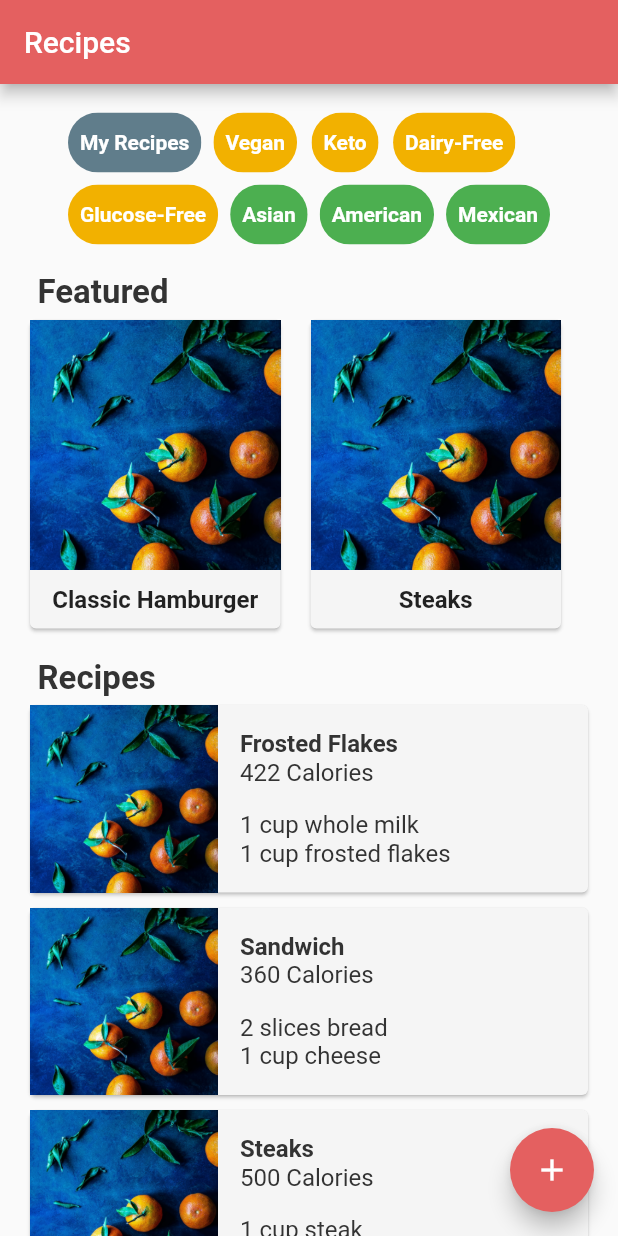
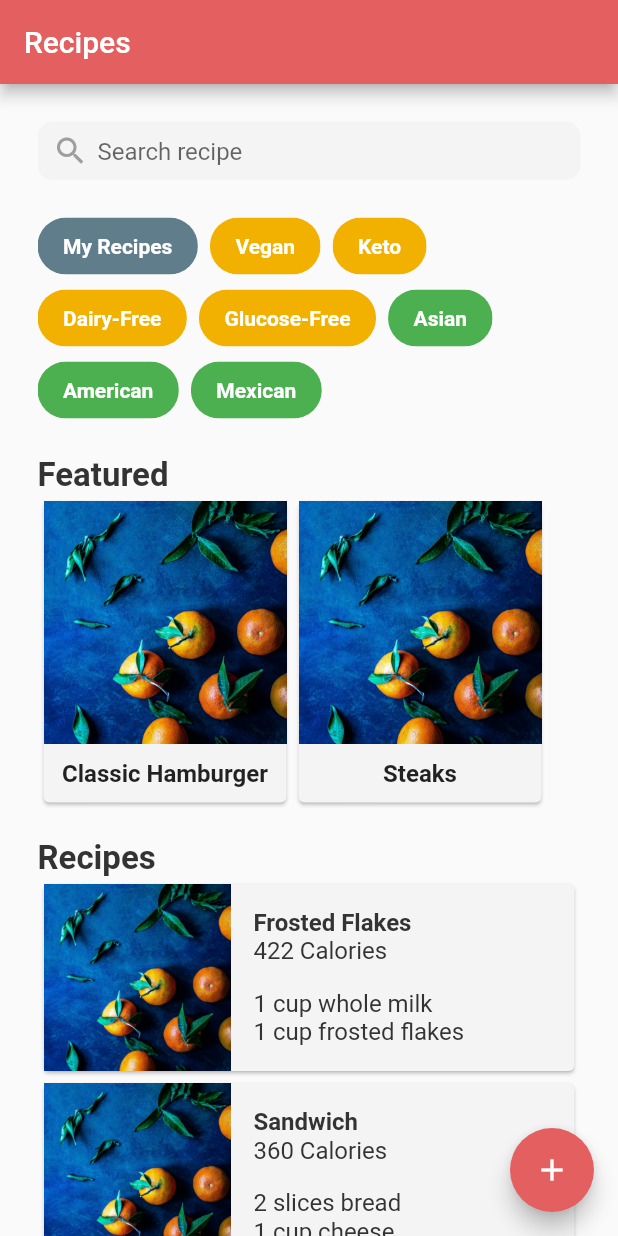
Before and after one commit to Jessica-Trujillo/MealPrep, a Flutter app: the RecipesPage screen opened directly, on a phone screen of 412 x 824 dp. Run offline on Flutter 3.47's test engine with Material 2 defaults, Android fonts, the phone set to English and light mode, and no system bars; our stand-ins replace calendar_timeline, cloud_firestore, firebase_auth, firebase_core, flutter_calendar_carousel, page_indicator; missing offline and left inert: cloud_firestore_web, firebase_auth_web, firebase_core_web; accounts and stored records are empty.

Commit message:
Added search bar and colors to MyColors

```diff
--- a/MealPrep/lib/Home/HomePage.dart
+++ b/MealPrep/lib/Home/HomePage.dart
@@ -28,7 +28,7 @@ class _HomePageState extends State<HomePage> {
       String ingredient1, String ingredient2) {
     return Card(
       margin: EdgeInsets.fromLTRB(20, 5, 20, 5),
-      color: MyColors.cardColor,
+      color: MyColors.lightGrey,
       child: Container(
           child: Row(children: [
         Container(
--- a/MealPrep/lib/MyColors.dart
+++ b/MealPrep/lib/MyColors.dart
@@ -1,8 +1,12 @@
 import 'package:flutter/material.dart';
 
 class MyColors {
-  static Color accentColor = Color(0xffe46060);
-  static Color cardColor = Color(0xfff5f5f5);
+  static const Color accentColor = Color(0xffe46060);
+  static const Color green = Colors.green;
+  static const Color yellow = Color(0xfff2b100);
+  static const Color lightGrey = Color(0xfff4f4f4);
+  static const Color grey = Colors.grey;
+  static const Color black = Color(0xff333333);
 }
 
 class MyStyles {
@@ -17,9 +21,9 @@ class MyStyles {
     ),
   );
 
-  static TextStyle bodyText = TextStyle(color: Color(0xff333333), fontSize: 16);
+  static TextStyle bodyText = TextStyle(color: MyColors.black, fontSize: 16);
   static TextStyle h1Text = TextStyle(
-      color: Color(0xff333333), fontSize: 22, fontWeight: FontWeight.bold);
+      color: MyColors.black, fontSize: 22, fontWeight: FontWeight.bold);
 }
 
 class Common {
--- a/MealPrep/lib/Recipes/RecipesPage.dart
+++ b/MealPrep/lib/Recipes/RecipesPage.dart
@@ -13,16 +13,18 @@ class RecipesPage extends StatefulWidget {
 class _RecipesPageState extends State<RecipesPage> {
   Widget buildChip(String title, Color backgroundColor) {
     return Chip(
-        labelPadding: EdgeInsets.all(4),
+        labelPadding: EdgeInsets.fromLTRB(13, 3, 13, 3),
         label: Text(title),
-        labelStyle: TextStyle(fontWeight: FontWeight.bold, color: Colors.white),
+        labelStyle: TextStyle(
+          fontWeight: FontWeight.bold,
+          color: Colors.white,
+        ),
         backgroundColor: backgroundColor);
   }
 
   Widget featuredMealCard(String mealTitle) {
     return Card(
-        margin: EdgeInsets.fromLTRB(20, 5, 0, 5),
-        color: MyColors.cardColor,
+        color: MyColors.lightGrey,
         child: new InkWell(
           onTap: () {
             var page = Recipe(recipeTitle: "Classic Hamburger");
@@ -35,8 +37,8 @@ class _RecipesPageState extends State<RecipesPage> {
               child: Column(
             children: [
               Container(
-                height: 167,
-                width: 167,
+                height: 162,
+                width: 162,
                 child: FittedBox(
                     fit: BoxFit.cover,
                     clipBehavior: Clip.hardEdge,
@@ -55,8 +57,7 @@ class _RecipesPageState extends State<RecipesPage> {
   Widget mealCard(String title, String calories, String mealTitle,
       String ingredient1, String ingredient2) {
     return Card(
-      margin: EdgeInsets.fromLTRB(20, 5, 20, 5),
-      color: MyColors.cardColor,
+      color: MyColors.lightGrey,
       child: Container(
           child: Row(children: [
         Container(
@@ -107,31 +108,58 @@ class _RecipesPageState extends State<RecipesPage> {
           },
           child: const Icon(Icons.add),
           backgroundColor: MyColors.accentColor),
-      body: SingleChildScrollView(
-        child: Column(
+      body: Container(
+        margin: EdgeInsets.symmetric(horizontal: 25),
+        child: ListView(
           children: [
             Container(
-              margin: EdgeInsets.fromLTRB(20, 15, 20, 0),
+              margin: EdgeInsets.only(top: 25, bottom: 20),
+              height: 39,
+              decoration: BoxDecoration(
+                borderRadius: BorderRadius.circular(10),
+                color: MyColors.lightGrey,
+              ),
+              child: Stack(children: [
+                Positioned(
+                    left: 10,
+                    top: 0,
+                    bottom: 0,
+                    child: Icon(
+                      Icons.search,
+                      color: MyColors.grey,
+                    )),
+                TextField(
+                    style: MyStyles.bodyText,
+                    decoration: InputDecoration(
+                      contentPadding:
+                          EdgeInsets.only(left: 40, right: 15, bottom: 8),
+                      border: InputBorder.none,
+                      hintText: "Search recipe",
+                    )),
+              ]),
+            ),
+            Container(
+              alignment: Alignment.bottomLeft,
               child: Wrap(
                 spacing: 8,
                 children: [
                   buildChip("My Recipes", Colors.blueGrey),
-                  buildChip("Vegan", Color(0xfff2b100)),
-                  buildChip("Keto", Color(0xfff2b100)),
-                  buildChip("Dairy-Free", Color(0xfff2b100)),
-                  buildChip("Glucose-Free", Color(0xfff2b100)),
-                  buildChip("Asian", Colors.green),
-                  buildChip("American", Colors.green),
-                  buildChip("Mexican", Colors.green),
+                  buildChip("Vegan", MyColors.yellow),
+                  buildChip("Keto", MyColors.yellow),
+                  buildChip("Dairy-Free", MyColors.yellow),
+                  buildChip("Glucose-Free", MyColors.yellow),
+                  buildChip("Asian", MyColors.green),
+                  buildChip("American", MyColors.green),
+                  buildChip("Mexican", MyColors.green),
                 ],
               ),
             ),
             Container(
+                margin: EdgeInsets.only(top: 20),
                 alignment: Alignment.bottomLeft,
-                margin: EdgeInsets.fromLTRB(25, 15, 0, 0),
                 child: Text('Featured', style: MyStyles.h1Text)),
             Container(
-              alignment: Alignment.center,
+              alignment: Alignment.centerLeft,
               child: Row(
                 children: [
                   featuredMealCard("Classic Hamburger"),
@@ -140,8 +168,8 @@ class _RecipesPageState extends State<RecipesPage> {
               ),
             ),
             Container(
+                margin: EdgeInsets.only(top: 20),
                 alignment: Alignment.bottomLeft,
-                margin: EdgeInsets.fromLTRB(25, 15, 0, 0),
                 child: Text('Recipes', style: MyStyles.h1Text)),
             Container(
               child: Column(
--- a/MealPrep/lib/RootNavigationPage.dart
+++ b/MealPrep/lib/RootNavigationPage.dart
@@ -40,7 +40,7 @@ class _RootNavigationPageState extends State<RootNavigationPage> {
     }
 
     Color selectedIconColor = MyColors.accentColor;
-    Color iconColor = Colors.grey;
+    Color iconColor = MyColors.grey;
 
     return Column(children: [
       Expanded(child: body),
```
